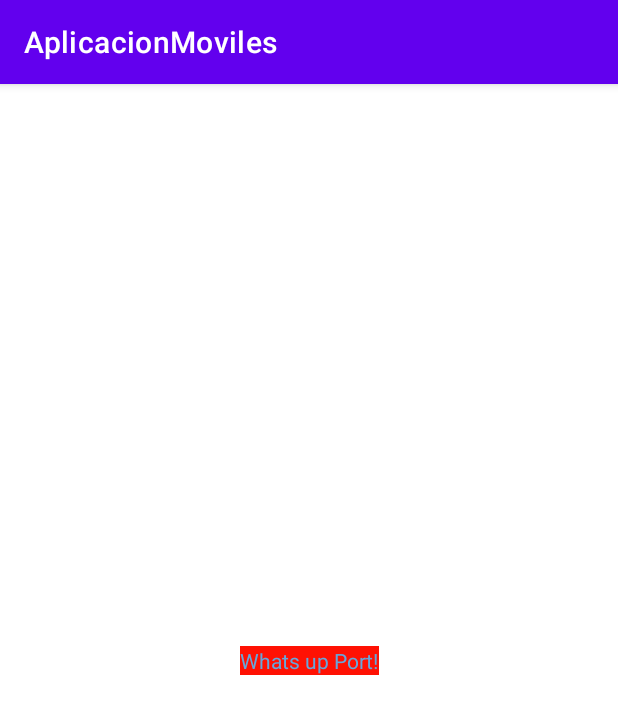
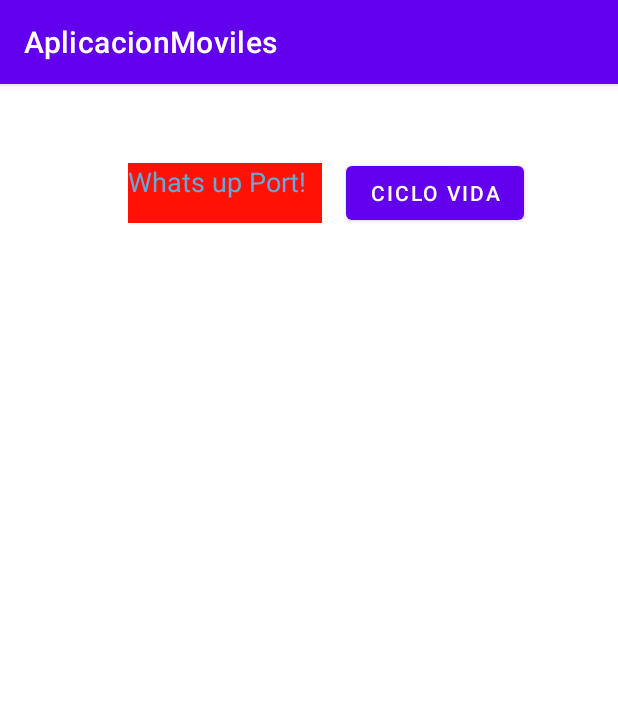
Before and after one commit to 2020-B-Aplicaciones-Moviles-Computacion/AMC-paredes-araujo-ramses-alexander, an Android app: the screen it shows after launch (MainActivity), on a phone screen of 412 x 824 dp. Shown: the top 714 px of the screen. Run offline under Robolectric (Android 15) with nearby library versions, the phone set to English and light mode, and no system bars.

Commit message:
Ciclo de Vida

```diff
--- a/AndroidStudioProjects/app/src/main/AndroidManifest.xml
+++ b/AndroidStudioProjects/app/src/main/AndroidManifest.xml
@@ -9,6 +9,7 @@
         android:roundIcon="@mipmap/ic_launcher_round"
         android:supportsRtl="true"
         android:theme="@style/Theme.AplicacionMoviles">
+        <activity android:name=".ACicloVida"></activity>
         <activity android:name=".MainActivity">
             <intent-filter>
                 <action android:name="android.intent.action.MAIN" />
--- a/AndroidStudioProjects/app/src/main/java/com/example/aplicacionmoviles/MainActivity.kt
+++ b/AndroidStudioProjects/app/src/main/java/com/example/aplicacionmoviles/MainActivity.kt
@@ -1,11 +1,26 @@
 package com.example.aplicacionmoviles
 
+import android.content.Intent
 import androidx.appcompat.app.AppCompatActivity
 import android.os.Bundle
+import android.widget.Button
 
 class MainActivity : AppCompatActivity() {
     override fun onCreate(savedInstanceState: Bundle?) {
         super.onCreate(savedInstanceState)
         setContentView(R.layout.activity_main)
+
+        val buttonCicloVida = findViewById<Button>(R.id.button_ir_ciclo_vida)
+        buttonCicloVida.setOnClickListener {
+            irCicloVida()
+        }
+
+    }
+    fun irCicloVida(){
+        val intentExplicito = Intent(
+            this,
+            ACicloVida:: class.java
+        )
+        startActivity(intentExplicito)
     }
 }
--- a/AndroidStudioProjects/app/src/main/res/layout/activity_main.xml
+++ b/AndroidStudioProjects/app/src/main/res/layout/activity_main.xml
@@ -7,14 +7,29 @@
     tools:context=".MainActivity">
 
     <TextView
-        android:layout_width="wrap_content"
-        android:layout_height="wrap_content"
+        android:id="@+id/textView7"
+        android:layout_width="129dp"
+        android:layout_height="40dp"
         android:background="@color/back"
         android:text="@string/mensaje"
         android:textColor="@color/letras"
+        android:textSize="18sp"
         app:layout_constraintBottom_toBottomOf="parent"
+        app:layout_constraintHorizontal_bias="0.301"
         app:layout_constraintLeft_toLeftOf="parent"
         app:layout_constraintRight_toRightOf="parent"
-        app:layout_constraintTop_toTopOf="parent" />
+        app:layout_constraintTop_toTopOf="parent"
+        app:layout_constraintVertical_bias="0.072" />
+
+    <Button
+        android:id="@+id/button_ir_ciclo_vida"
+        android:layout_width="wrap_content"
+        android:layout_height="wrap_content"
+        android:layout_marginStart="16dp"
+        android:layout_marginLeft="16dp"
+        android:text="Ciclo Vida"
+        app:layout_constraintBottom_toBottomOf="@+id/textView7"
+        app:layout_constraintStart_toEndOf="@+id/textView7"
+        app:layout_constraintTop_toTopOf="@+id/textView7" />
 
 </androidx.constraintlayout.widget.ConstraintLayout>
```
Also changed, not shown: AndroidStudioProjects/app/src/main/java/com/example/aplicacionmoviles/ACicloVida.kt (added, +81 -0 lines), AndroidStudioProjects/app/src/main/res/layout/activity_a_ciclo_vida.xml (added, +29 -0 lines).
